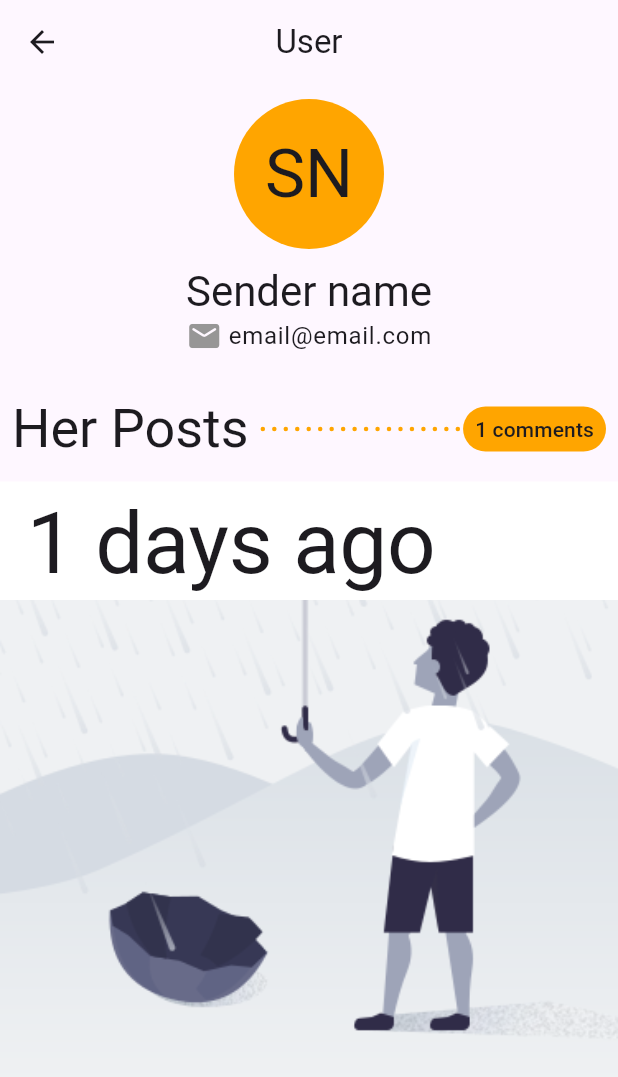
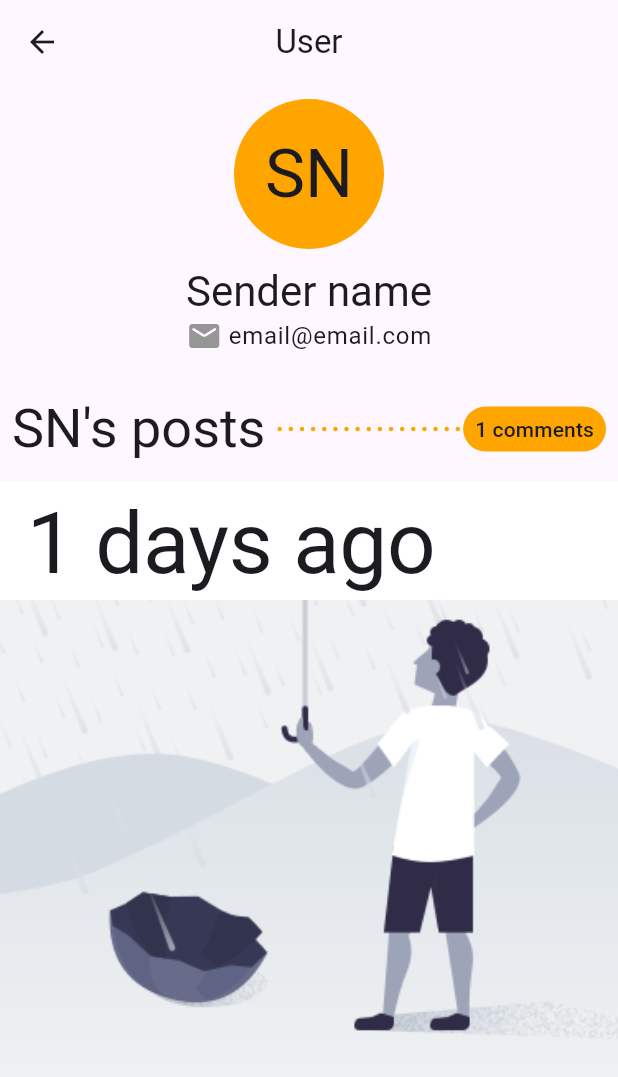
Before and after one commit to maniangdoz/exo_post, a Flutter app: the UserScreen screen opened directly, on a phone screen of 412 x 824 dp. Shown: the top 1077 px of the screen. Run offline on Flutter 3.47's test engine with Material 2 defaults, Android fonts, the phone set to English and light mode, and no system bars; our stand-ins replace bloc, equatable, flutter_animate, flutter_bloc, flutter_keyboard_visibility, get_it and 7 more; accounts and stored records are empty.

Commit message:
ajust string in user page

```diff
--- a/lib/features/post/presentation/widgets/post_card.dart
+++ b/lib/features/post/presentation/widgets/post_card.dart
@@ -47,11 +47,13 @@ class _PostCardState extends State<PostCard> {
                   ),
                 );
               },
-              child: Image.asset(
-                'assets/images/connection_failed.png',
-                width: double.infinity,
-                height: 500,
-                fit: BoxFit.cover,
+              child: Container(
+                constraints: const BoxConstraints(
+                    minHeight: 300, minWidth: double.infinity, maxHeight: 500),
+                child: Image.asset(
+                  'assets/images/connection_failed.png',
+                  fit: BoxFit.cover,
+                ),
               ),
             ),
             Padding(
--- a/lib/features/user/presentation/pages/user_screen.dart
+++ b/lib/features/user/presentation/pages/user_screen.dart
@@ -1,5 +1,6 @@
 import 'package:flutter/material.dart';
 
+import '../../../../common/utils/app_utils.dart';
 import '../../../post/presentation/widgets/post_card.dart';
 import '../../../shared/presentation/widgets/info_user.dart';
 import '../../../shared/presentation/widgets/total_comment.dart';
@@ -28,7 +29,7 @@ class UserScreen extends StatelessWidget {
                 child: Row(
                   children: [
                     Text(
-                      "Her Posts",
+                      "${AppUtils.generateAcronym('sender name')}'s posts",
                       style: Theme.of(context).textTheme.displaySmall,
                     ),
                     const TotalComment(nbcomments: 1),
```
